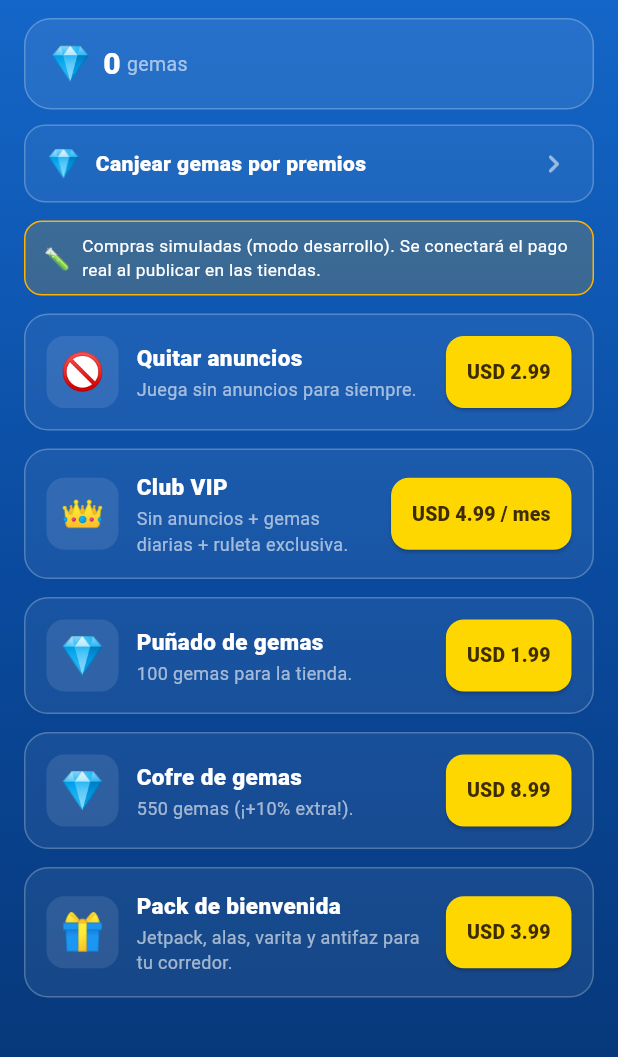
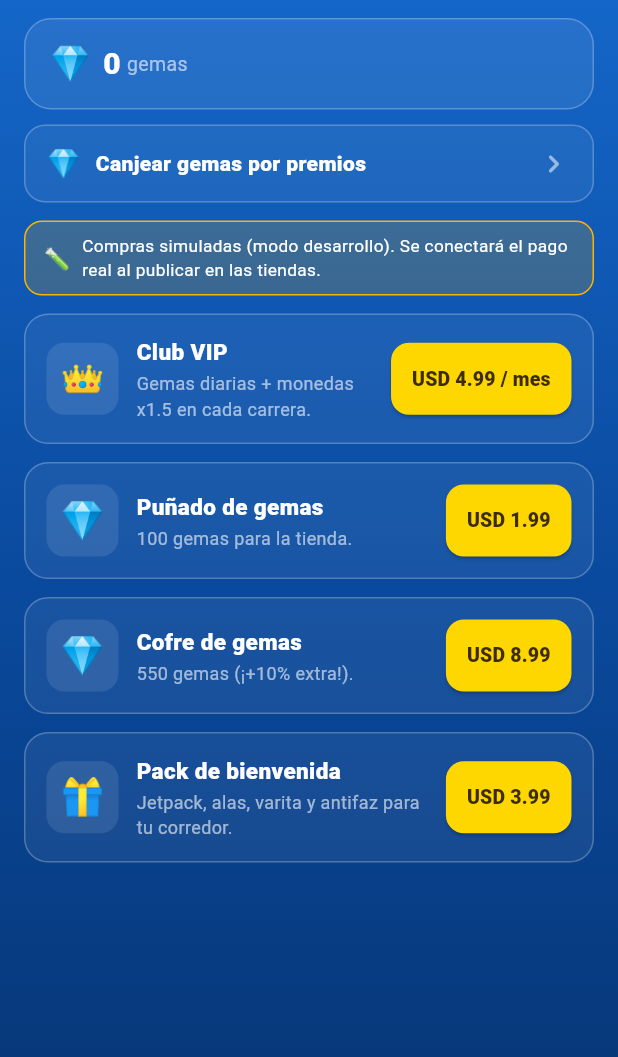
Before and after one commit to yesithv/lego-custom-character, a Flutter app: the StorePage screen opened by its route, on a phone screen of 412 x 824 dp, the part 84-1141 px from its top. Run offline on Flutter 3.47's test engine with Material 3 defaults, Android fonts, the phone set to English and light mode, and no system bars; our stand-ins replace audioplayers, equatable, flutter_bloc, get_it, go_router, hive and 1 more; missing offline and left inert: flame; accounts and stored records are empty; Roboto replaces fonts that are missing (Nunito).

Commit message:
feat: beneficios VIP reales (gemas diarias + monedas x1.5) y sin producto de ads
La suscripción VIP se compraba pero no hacía nada. Ahora entrega valor real
(sin anuncios de por medio, decisión de producto):

- vip_perks.dart: dailyGems=25, coinMultiplier=1.5.
- Gemas diarias: StoreRepository.claimVipDaily() (una vez por día natural,
  guarda Entitlements.lastVipClaim). Tarjeta "Regalo diario VIP" en la Tienda,
  visible solo para suscriptores.
- Monedas x1.5 en carrera: BrixRunGame.coinMultiplier (acumulador fraccionario
  para no dar saltos), leído al arrancar vía StoreRepository.entitlementsSync().
- Entitlements gana lastVipClaim + canClaimVipDaily; EntitlementsModel (Hive
  typeId 4) suma el campo 4 de forma retrocompatible (datos viejos -> null).

Coherencia con "sin anuncios":
- Se retira el producto "Quitar anuncios" del catálogo.
- Se quita la insignia "Sin ads" de la Tienda. (adsRemoved se conserva por
  estabilidad de esquema.)

Analítica: evento vip_daily_claim. Docs actualizadas (ESTADO-PROYECTO,
MONETIZACION). Requiere flutter analyze/run en local.

Co-Authored-By: Claude Opus 4.8 <noreply@anthropic.com>
Claude-Session: https://claude.ai/code/session_01NrR2jah288DQJCe3AGp7Hs

```diff
--- a/lib/features/analytics/domain/entities/analytics_event.dart
+++ b/lib/features/analytics/domain/entities/analytics_event.dart
@@ -24,6 +24,7 @@ class AnalyticsEvents {
   static const storeOpen = 'store_open';
   static const gemStoreOpen = 'gem_store_open';
   static const gemRedeem = 'gem_redeem';
+  static const vipDailyClaim = 'vip_daily_claim';
   static const parentalGateShown = 'parental_gate_shown';
   static const parentalGatePassed = 'parental_gate_passed';
   static const purchaseAttempt = 'purchase_attempt';
--- a/lib/features/monetization/domain/entities/entitlements.dart
+++ b/lib/features/monetization/domain/entities/entitlements.dart
@@ -6,7 +6,8 @@ class Entitlements {
   /// Saldo de moneda dura (gemas).
   final int gems;
 
-  /// El jugador compró "quitar anuncios".
+  /// El jugador compró "quitar anuncios". (Vestigial: el producto ya no se
+  /// vende porque no hay anuncios; se conserva por estabilidad del esquema.)
   final bool adsRemoved;
 
   /// Suscripción VIP activa.
@@ -16,11 +17,15 @@ class Entitlements {
   /// restaurar compras).
   final List<String> ownedProductIds;
 
+  /// Último día en que se reclamó el regalo diario VIP (null si nunca).
+  final DateTime? lastVipClaim;
+
   const Entitlements({
     this.gems = 0,
     this.adsRemoved = false,
     this.subscriptionActive = false,
     this.ownedProductIds = const [],
+    this.lastVipClaim,
   });
 
   /// No se deben mostrar anuncios si se compraron sin anuncios o hay VIP.
@@ -28,16 +33,28 @@ class Entitlements {
 
   bool owns(String productId) => ownedProductIds.contains(productId);
 
+  /// Si el VIP puede reclamar hoy su regalo diario (por día natural local).
+  bool get canClaimVipDaily {
+    if (!subscriptionActive) return false;
+    final last = lastVipClaim;
+    if (last == null) return true;
+    final now = DateTime.now();
+    final l = last.toLocal();
+    return now.year != l.year || now.month != l.month || now.day != l.day;
+  }
+
   Entitlements copyWith({
     int? gems,
     bool? adsRemoved,
     bool? subscriptionActive,
     List<String>? ownedProductIds,
+    DateTime? lastVipClaim,
   }) =>
       Entitlements(
         gems: gems ?? this.gems,
         adsRemoved: adsRemoved ?? this.adsRemoved,
         subscriptionActive: subscriptionActive ?? this.subscriptionActive,
         ownedProductIds: ownedProductIds ?? this.ownedProductIds,
+        lastVipClaim: lastVipClaim ?? this.lastVipClaim,
       );
 }
--- a/lib/features/monetization/domain/entities/store_product.dart
+++ b/lib/features/monetization/domain/entities/store_product.dart
@@ -65,19 +65,12 @@ class StoreProduct {
 /// Catálogo de la tienda. Precios de ejemplo — ajústalos y replícalos como
 /// SKUs en las consolas de las tiendas antes de conectar el pago real.
 const storeCatalog = <StoreProduct>[
-  StoreProduct(
-    id: 'remove_ads',
-    title: 'Quitar anuncios',
-    description: 'Juega sin anuncios para siempre.',
-    priceLabel: 'USD 2.99',
-    kind: ProductKind.removeAds,
-    type: ProductType.nonConsumable,
-    emoji: '🚫',
-  ),
+  // Nota: el juego NO tiene anuncios (decisión de producto), por eso no hay
+  // producto "quitar anuncios". El VIP se centra en valor tangible.
   StoreProduct(
     id: 'vip_monthly',
     title: 'Club VIP',
-    description: 'Sin anuncios + gemas diarias + ruleta exclusiva.',
+    description: 'Gemas diarias + monedas x1.5 en cada carrera.',
     priceLabel: 'USD 4.99 / mes',
     kind: ProductKind.subscription,
     type: ProductType.subscription,
--- a/lib/features/monetization/domain/repositories/store_repository.dart
+++ b/lib/features/monetization/domain/repositories/store_repository.dart
@@ -27,6 +27,14 @@ abstract class StoreRepository {
   /// Estado actual de desbloqueos (gemas, sin-anuncios, VIP, poseídos).
   Future<Entitlements> getEntitlements();
 
+  /// Lectura síncrona del estado (para consultas en caliente, p. ej. el
+  /// multiplicador de monedas VIP al arrancar una carrera).
+  Entitlements entitlementsSync();
+
+  /// Reclama el regalo diario VIP si procede. Devuelve el estado actualizado y
+  /// cuántas gemas se otorgaron (0 si no era VIP o ya se reclamó hoy).
+  Future<({Entitlements entitlements, int gemsGranted})> claimVipDaily();
+
   /// Intenta comprar [product]. La **compuerta parental** es responsabilidad
   /// de la capa de presentación: llámala antes de invocar esto.
   Future<PurchaseResult> buy(StoreProduct product);
--- a/lib/features/runner/presentation/pages/runner_page.dart
+++ b/lib/features/runner/presentation/pages/runner_page.dart
@@ -22,6 +22,8 @@ import '../../../missions/presentation/bloc/mission_bloc.dart';
 import '../../../missions/presentation/bloc/mission_event.dart';
 import '../../../missions/presentation/bloc/mission_state.dart';
 import '../../../missions/presentation/widgets/mission_card.dart';
+import '../../../monetization/domain/entities/vip_perks.dart';
+import '../../../monetization/domain/repositories/store_repository.dart';
 import '../../../ranking/domain/entities/score.dart';
 import '../../../ranking/presentation/bloc/ranking_bloc.dart';
 import '../../../ranking/presentation/bloc/ranking_event.dart';
@@ -67,12 +69,15 @@ class _RunnerPageState extends State<RunnerPage> {
   @override
   void initState() {
     super.initState();
+    // Los VIP ganan monedas con un multiplicador (beneficio de suscripción).
+    final vip = sl<StoreRepository>().entitlementsSync().subscriptionActive;
     _game = BrixRunGame(
       appearance: widget.character.appearance,
       characterType: widget.character.type,
       worldId: widget.worldId,
       onRunComplete: _onRunComplete,
       onHit: _onHit,
+      coinMultiplier: vip ? VipPerks.coinMultiplier : 1.0,
     );
     sl<AnalyticsService>()
         .track(AnalyticsEvents.runStart, params: {'world': widget.worldId});
```
Also changed, not shown: lib/features/monetization/data/models/entitlements_model.dart (+9 -0 lines), lib/features/monetization/data/repositories/stub_store_repository.dart (+16 -0 lines), lib/features/monetization/domain/entities/vip_perks.dart (added, +13 -0 lines), lib/features/monetization/presentation/pages/store_page.dart (+100 -4 lines), lib/features/runner/presentation/game/brix_run_game.dart (+12 -1 lines), lib/features/monetization/data/models/entitlements_model.g.dart, 2 other files.
